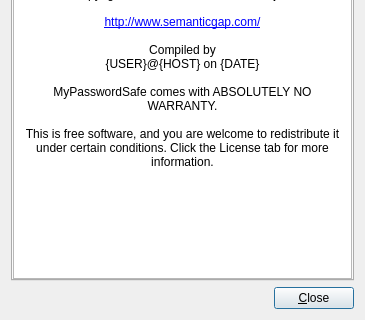
Qt form src/aboutdlg.ui (SemanticGap/mypasswordsafe) before a commit; both pictures show x 0 to 365 and y 145 to 465 of the 365 by 465 pixel window.
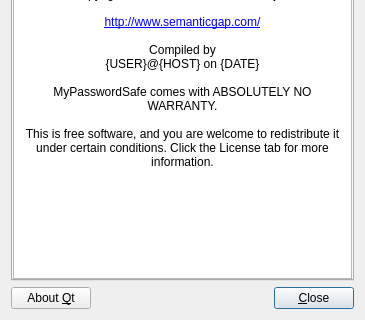
The same form after that commit. The open tabs and pages were chosen to show the change. Icons and pictures are not drawn.

Patch:
```diff
--- a/src/aboutdlg.ui
+++ b/src/aboutdlg.ui
@@ -139,6 +139,13 @@
    </item>
    <item>
     <layout class="QHBoxLayout">
+     <item>
+      <widget class="QPushButton" name="aboutQtButton">
+       <property name="text">
+        <string>About &amp;Qt</string>
+       </property>
+      </widget>
+     </item>
      <item>
       <spacer name="spacer10">
        <property name="orientation">
```
Left out of the diff: 6 changed lines with no effect on the pictures.
